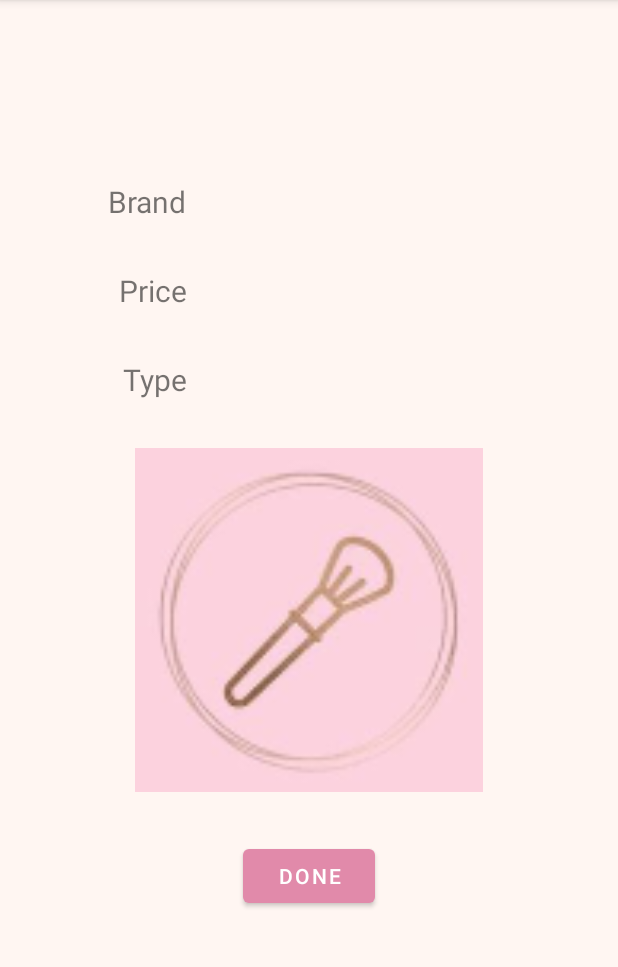
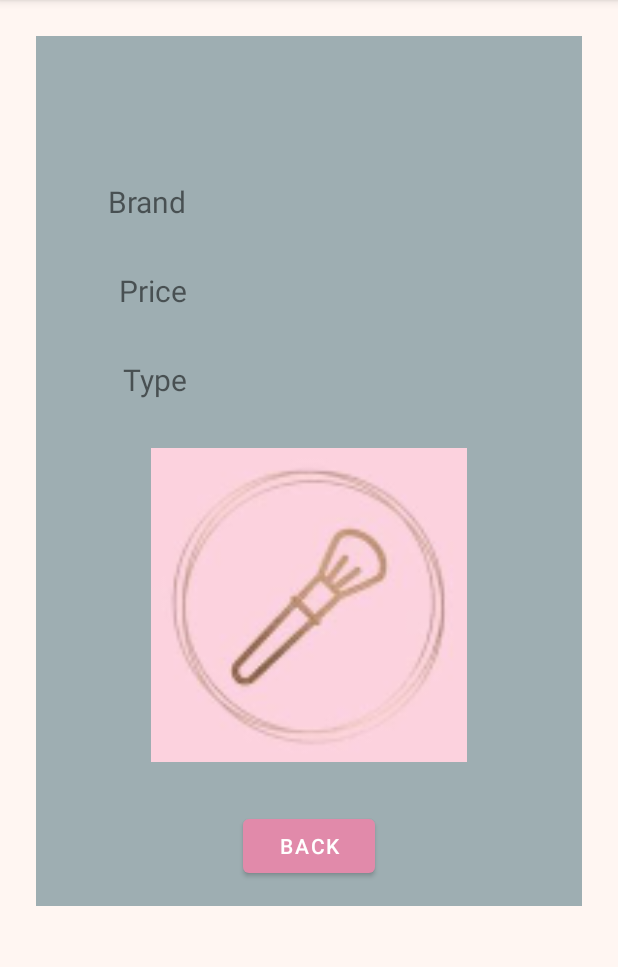
Before and after one commit to jessieAnhNguyen/MakeUpBrowser, an Android app: the ProductDialog screen opened through its navigation route, on a phone screen of 412 x 824 dp, the part 84-1051 px from its top. Run offline under Robolectric (Android 15) with nearby library versions, the phone set to English and light mode, and no system bars; our stand-ins replace Picasso, navigation-ui; pictures from the network do not load.

Commit message:
fixed navigation issues and added nav animation

```diff
--- a/app/src/main/java/com/anguy39/makeupbrowser/main/ProductViewModel.kt
+++ b/app/src/main/java/com/anguy39/makeupbrowser/main/ProductViewModel.kt
@@ -24,7 +24,7 @@ class ProductViewModel(app: Application) : AndroidViewModel(app) {
             "Foundation", "Lipstick", "Mascara"))
     var typeList: LiveData<List<String>> = _typeList
 
-    var currCategory: String = ""
+    var currCategory: String = "brand"
     var currBrand: String = ""
     var currType: String = ""
 
--- /dev/null
+++ b/app/src/main/res/anim/slide_in_left.xml
@@ -0,0 +1,8 @@
+<?xml version="1.0" encoding="utf-8"?>
+<set xmlns:android="http://schemas.android.com/apk/res/android"
+    android:shareInterpolator="false">
+    <translate
+        android:duration="300"
+        android:fromXDelta="-100%"
+        android:toXDelta="0%" />
+</set>
--- /dev/null
+++ b/app/src/main/res/anim/slide_in_right.xml
@@ -0,0 +1,9 @@
+<?xml version="1.0" encoding="utf-8"?>
+<set xmlns:android="http://schemas.android.com/apk/res/android"
+    android:shareInterpolator="false">
+    <translate
+        android:duration="300"
+        android:fromXDelta="100%"
+        android:toXDelta="0%" />
+
+</set>
--- /dev/null
+++ b/app/src/main/res/anim/slide_out_left.xml
@@ -0,0 +1,9 @@
+<?xml version="1.0" encoding="utf-8"?>
+<set xmlns:android="http://schemas.android.com/apk/res/android"
+    android:shareInterpolator="false">
+    <translate
+        android:duration="300"
+        android:fromXDelta="0%"
+        android:toXDelta="-100%" />
+
+</set>
--- /dev/null
+++ b/app/src/main/res/anim/slide_out_right.xml
@@ -0,0 +1,9 @@
+<?xml version="1.0" encoding="utf-8"?>
+<set xmlns:android="http://schemas.android.com/apk/res/android"
+    android:shareInterpolator="false">
+    <translate
+        android:duration="300"
+        android:fromXDelta="0%"
+        android:toXDelta="100%" />
+
+</set>
--- a/app/src/main/res/layout/fragment_product.xml
+++ b/app/src/main/res/layout/fragment_product.xml
@@ -4,13 +4,14 @@
     xmlns:tools="http://schemas.android.com/tools"
     android:id="@+id/frameLayout6"
     android:layout_width="match_parent"
-    android:layout_height="600dp"
+    android:layout_height="580dp"
     android:layout_margin="24dp"
+    android:background="@color/metallic_silver"
     tools:context=".main.ProductDialog">
 
     <TextView
         android:id="@+id/productName_textView"
-        android:layout_width="wrap_content"
+        android:layout_width="0dp"
         android:layout_height="wrap_content"
         android:layout_marginStart="24dp"
         android:layout_marginTop="32dp"
@@ -102,7 +103,7 @@
         android:layout_height="wrap_content"
         android:layout_marginTop="32dp"
         android:layout_marginBottom="16dp"
-        android:text="@string/done"
+        android:text="@string/back"
         app:layout_constraintBottom_toBottomOf="parent"
         app:layout_constraintEnd_toEndOf="parent"
         app:layout_constraintStart_toStartOf="parent"
--- a/app/src/main/res/layout/fragment_result.xml
+++ b/app/src/main/res/layout/fragment_result.xml
@@ -48,7 +48,7 @@
         android:layout_width="wrap_content"
         android:layout_height="wrap_content"
         android:layout_marginBottom="24dp"
-        android:text="@string/done"
+        android:text="@string/back"
         app:layout_constraintBottom_toBottomOf="parent"
         app:layout_constraintEnd_toEndOf="parent"
         app:layout_constraintStart_toStartOf="parent"
--- a/app/src/main/res/layout/list_fragment.xml
+++ b/app/src/main/res/layout/list_fragment.xml
@@ -36,7 +36,7 @@
         android:layout_height="wrap_content"
         android:layout_marginTop="32dp"
         android:layout_marginBottom="24dp"
-        android:text="@string/done"
+        android:text="@string/back"
         app:layout_constraintBottom_toBottomOf="parent"
         app:layout_constraintEnd_toEndOf="parent"
         app:layout_constraintStart_toStartOf="parent"
--- a/app/src/main/res/navigation/nav_graph.xml
+++ b/app/src/main/res/navigation/nav_graph.xml
@@ -21,16 +21,24 @@
         tools:layout="@layout/fragment_welcome" >
         <action
             android:id="@+id/action_welcomeFragment_to_infoFragment"
-            app:destination="@id/infoFragment" />
+            app:destination="@id/infoFragment"
+            app:enterAnim="@anim/slide_in_right"
+            app:exitAnim="@anim/slide_out_left" />
         <action
             android:id="@+id/action_welcomeFragment_to_settingsFragment"
-            app:destination="@id/settingsFragment" />
+            app:destination="@id/settingsFragment"
+            app:enterAnim="@anim/slide_in_right"
+            app:exitAnim="@anim/slide_out_left" />
         <action
             android:id="@+id/action_welcomeFragment_to_listFragment"
-            app:destination="@id/listFragment" />
+            app:destination="@id/listFragment"
+            app:enterAnim="@anim/slide_in_right"
+            app:exitAnim="@anim/slide_out_left" />
         <action
             android:id="@+id/action_welcomeFragment_to_ratingFragment"
-            app:destination="@id/ratingFragment" />
+            app:destination="@id/ratingFragment"
+            app:enterAnim="@anim/slide_in_right"
+            app:exitAnim="@anim/slide_out_left" />
     </fragment>
     <fragment
         android:id="@+id/listFragment"
@@ -39,10 +47,14 @@
         tools:layout="@layout/list_fragment" >
         <action
             android:id="@+id/action_listFragment_to_resultFragment"
-            app:destination="@id/resultFragment" />
+            app:destination="@id/resultFragment"
+            app:enterAnim="@anim/slide_in_right"
+            app:exitAnim="@anim/slide_out_left" />
         <action
             android:id="@+id/action_listFragment_to_welcomeFragment"
-            app:destination="@id/welcomeFragment" />
+            app:destination="@id/welcomeFragment"
+            app:enterAnim="@anim/slide_in_left"
+            app:exitAnim="@anim/slide_out_right" />
     </fragment>
     <fragment
         android:id="@+id/resultFragment"
@@ -51,10 +63,14 @@
         tools:layout="@layout/fragment_result" >
         <action
             android:id="@+id/action_resultFragment_to_productFragment"
-            app:destination="@id/productFragment" />
+            app:destination="@id/productFragment"
+            app:enterAnim="@anim/slide_in_right"
+            app:exitAnim="@anim/slide_out_left" />
         <action
             android:id="@+id/action_resultFragment_to_listFragment"
-            app:destination="@id/listFragment" />
+            app:destination="@id/listFragment"
+            app:enterAnim="@anim/slide_in_left"
+            app:exitAnim="@anim/slide_out_right" />
     </fragment>
     <fragment
         android:id="@+id/productFragment"
@@ -63,7 +79,9 @@
         tools:layout="@layout/fragment_product" >
         <action
             android:id="@+id/action_productFragment_to_resultFragment"
-            app:destination="@id/resultFragment" />
+            app:destination="@id/resultFragment"
+            app:enterAnim="@anim/slide_in_left"
+            app:exitAnim="@anim/slide_out_right" />
     </fragment>
     <fragment
         android:id="@+id/ratingFragment"
@@ -72,6 +90,8 @@
         tools:layout="@layout/fragment_rating" >
         <action
             android:id="@+id/action_ratingFragment_to_welcomeFragment"
-            app:destination="@id/welcomeFragment" />
+            app:destination="@id/welcomeFragment"
+            app:enterAnim="@anim/slide_in_left"
+            app:exitAnim="@anim/slide_out_right" />
     </fragment>
 </navigation>
--- a/app/src/main/res/values/strings.xml
+++ b/app/src/main/res/values/strings.xml
@@ -44,5 +44,6 @@
     <string name="confirm_rating">Thank you for rating us!</string>
     <string name="confirm">Confirm</string>
     <string name="ok">OK</string>
+    <string name="back">Back</string>
 
 </resources>
```
